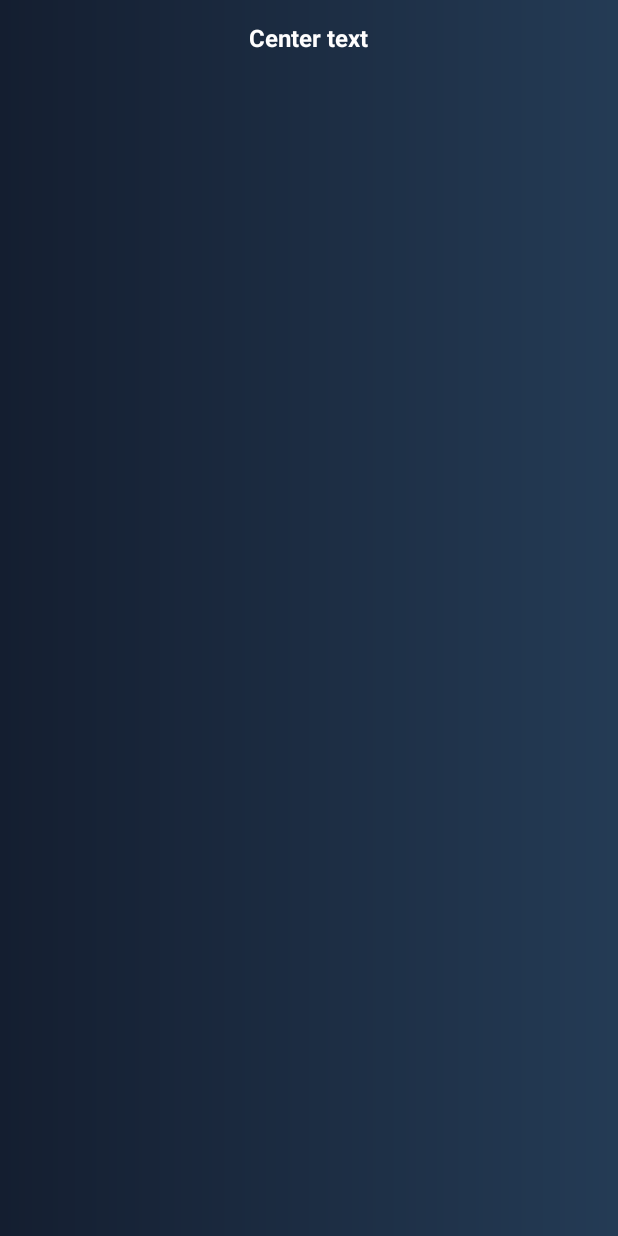
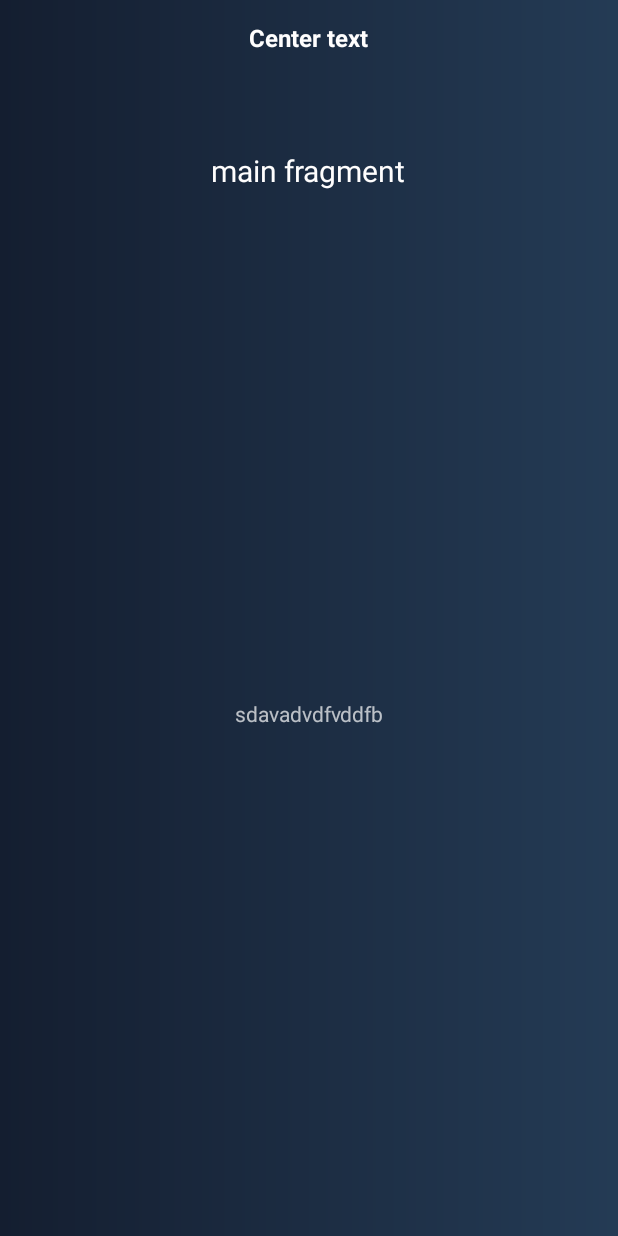
Before and after one commit to theBlackDre1D/KoinTest, an Android app: the MainActivity screen opened directly, with no data from a screen before it, on a phone screen of 412 x 824 dp. Run offline under Robolectric (Android 15) with nearby library versions, the phone set to English and light mode, and no system bars; libraries missing offline, so code that uses them is left out: es.dmoral.toasty; 3 statements that could not run were skipped.

Commit message:
working view model

```diff
--- /dev/null
+++ b/app/src/main/java/com/example/kointest/core/extentions/FragmentTransactionExtention.kt
@@ -0,0 +1,10 @@
+package com.example.kointest.core.extentions
+
+import androidx.fragment.app.FragmentTransaction
+import com.example.kointest.core.base.BaseFragment
+
+fun <T: BaseFragment> FragmentTransaction.simpleReplace(frameLayoutID: Int, fragment: T, addToBackstack: Boolean) {
+    replace(frameLayoutID, fragment)
+    if (addToBackstack) addToBackStack(null)
+    commit()
+}
--- a/app/src/main/java/com/example/kointest/features/main/MainActivity.kt
+++ b/app/src/main/java/com/example/kointest/features/main/MainActivity.kt
@@ -5,6 +5,7 @@ import android.content.Intent
 import android.os.Bundle
 import com.example.kointest.R
 import com.example.kointest.core.base.BaseActivity
+import com.example.kointest.core.extentions.simpleReplace
 
 class MainActivity : BaseActivity() {
 
@@ -18,6 +19,8 @@ class MainActivity : BaseActivity() {
         super.onCreate(savedInstanceState)
         setContentView(R.layout.activity_main)
 
+        val transaction = supportFragmentManager.beginTransaction()
 
+        transaction.simpleReplace(R.id.fragmentContainer, MainFragment.newInstance(), true)
     }
 }
--- a/app/src/main/java/com/example/kointest/features/main/MainFragment.kt
+++ b/app/src/main/java/com/example/kointest/features/main/MainFragment.kt
@@ -4,13 +4,35 @@ import android.os.Bundle
 import android.view.LayoutInflater
 import android.view.View
 import android.view.ViewGroup
+import androidx.lifecycle.Observer
+import com.example.kointest.R
 import com.example.kointest.core.base.BaseFragment
+import com.example.kointest.features.main.view_models.GetTextViewModel
+import kotlinx.android.synthetic.main.fragment_main.*
+import org.koin.androidx.viewmodel.ext.android.viewModel
 
 class MainFragment: BaseFragment() {
 
-    override fun onViewCreated(view: View, savedInstanceState: Bundle?) {
-        super.onViewCreated(view, savedInstanceState)
+    companion object {
+        fun newInstance(): MainFragment {
+            return MainFragment()
+        }
+    }
 
+    val getRandomTextViewModel: GetTextViewModel by viewModel()
+
+    override fun onCreateView(inflater: LayoutInflater, container: ViewGroup?, savedInstanceState: Bundle?): View? {
+        return inflater.inflate(R.layout.fragment_main, container, false)
+    }
+
+    override fun setupUI() {
+        super.setupUI()
+
+        getRandomTextViewModel.getLiveData().observe(this, Observer {
+            mainText.text = it
+        })
+
+        getRandomTextViewModel.loadData(GetRandomText.Params(0))
     }
 
 }
--- a/app/src/main/java/com/example/kointest/features/main/view_models/GetTextViewModel.kt
+++ b/app/src/main/java/com/example/kointest/features/main/view_models/GetTextViewModel.kt
@@ -10,5 +10,9 @@ class GetTextViewModel(private val getText: GetRandomText): ViewModel() {
 
     fun getLiveData() = liveData
 
-    fun loadData(params: GetRandomText.Params) = getText(params)
+    fun loadData(params: GetRandomText.Params) = getText(params) { handleRespond(it) }
+
+    private fun handleRespond(data: String) {
+        liveData.value = data
+    }
 }
--- a/app/src/main/res/layout/fragment_main.xml
+++ b/app/src/main/res/layout/fragment_main.xml
@@ -7,12 +7,23 @@
 >
 
     <TextView
+            android:id="@+id/headText"
             android:layout_width="wrap_content"
             android:layout_height="wrap_content"
-            android:layout_centerInParent="true"
+            android:layout_centerHorizontal="true"
             android:text="main fragment"
             android:textSize="20sp"
             android:textColor="@color/white"
+            android:layout_marginTop="@dimen/header_height"
+    />
+
+    <TextView
+            android:id="@+id/mainText"
+            android:layout_width="match_parent"
+            android:layout_height="match_parent"
+            android:layout_below="@id/headText"
+            android:gravity="center"
+            android:text="sdavadvdfvddfb"
     />
 
 </RelativeLayout>
```
Also changed, not shown: app/src/main/java/com/example/kointest/core/di/modules.kt (+9 -0 lines), app/src/main/java/com/example/kointest/features/main/repository/TextRepositoryImp.kt (added, +16 -0 lines).
